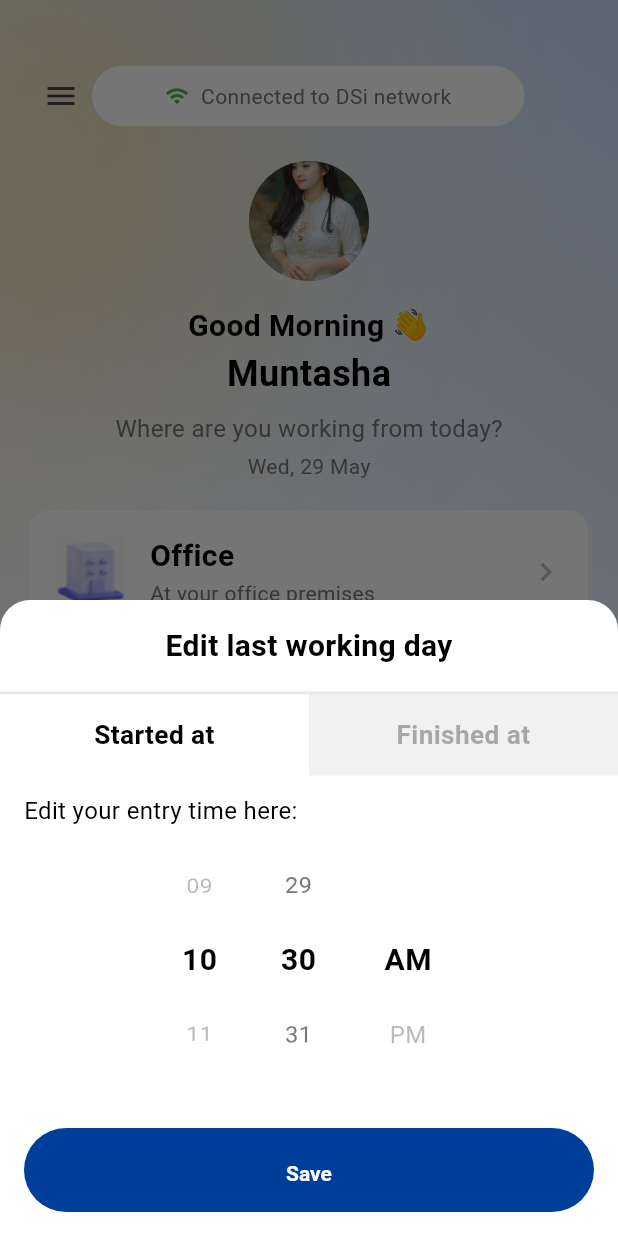
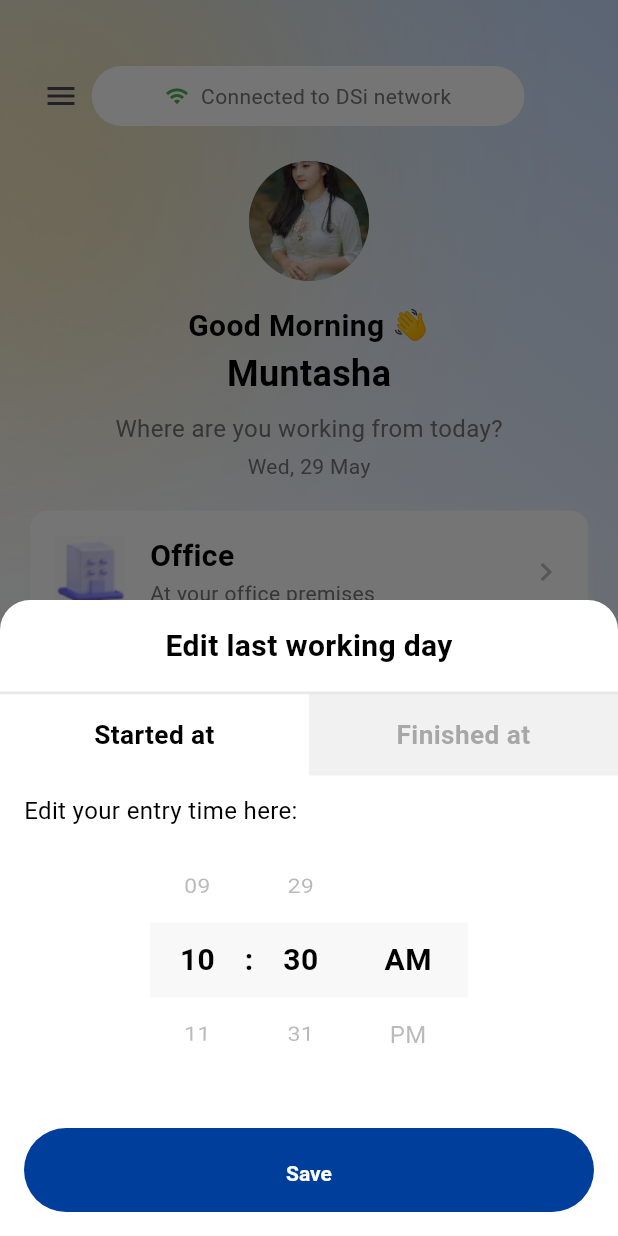
Before and after one commit to kabbo25/new_design, a Flutter app: the screen it shows after launch, after a tap on "Edit", on a phone screen of 412 x 824 dp. Run offline on Flutter 3.47's test engine with Material 3 defaults, Android fonts, the phone set to English and light mode, and no system bars; our stand-ins replace connectivity_plus, flutter_svg, gap, geocoding, geolocator, go_router and 3 more; missing offline and left inert: gif_view, network_info_plus; project files that could hold a hidden picture were left out.

Commit message:
added sound and box around it

```diff
--- a/lib/features/edit_working_hour/view/widgets/time_selector_wheel.dart
+++ b/lib/features/edit_working_hour/view/widgets/time_selector_wheel.dart
@@ -59,7 +59,12 @@ class _TimeSelectorWheelState extends State<TimeSelectorWheel> {
   Future<void> _provideFeedback() async {
     if (widget.enableSound) {
       try {
-        _audioPlayer.seek(Duration(milliseconds: 500));
+        await _audioPlayer.setVolume(0.03);
+        await _audioPlayer.seek(const Duration(milliseconds: 400));
+        await _audioPlayer.setClip(
+          start: const Duration(milliseconds: 700),
+          end: const Duration(milliseconds: 900),
+        );
         _audioPlayer.play();
       } catch (e) {
         debugPrint('Error playing sound: $e');
@@ -95,11 +100,32 @@ class _TimeSelectorWheelState extends State<TimeSelectorWheel> {
 
   @override
   Widget build(BuildContext context) {
-    return Row(
+    return Stack(
+      children: [
+        // Selection box overlay
+        Positioned.fill(
+          child: Center(
+            child: Container(
+              height: widget.itemExtent,
+              decoration: BoxDecoration(
+                color: AppPalette.textSecondary.withOpacity(0.05),
+              ),
+            ),
+          ),
+        ),
+        // Time selector wheels
+        Row(
           mainAxisAlignment: MainAxisAlignment.center,
           children: [
             Expanded(
               child: _buildHourWheel(),
+            ),
+            const Padding(
+              padding: EdgeInsets.symmetric(horizontal: 0),
+              child: Text(
+                ':',
+                style: AppTextStyles.heading2,
+              ),
             ),
             Expanded(
               child: _buildMinuteWheel(),
@@ -107,6 +133,8 @@ class _TimeSelectorWheelState extends State<TimeSelectorWheel> {
             SizedBox(
               width: 80,
               child: _buildPeriodWheel(),
+            ),
+          ],
         ),
       ],
     );
@@ -124,19 +152,12 @@ class _TimeSelectorWheelState extends State<TimeSelectorWheel> {
       );
     }
 
-    // Calculate the relative position from the center
     final itemPosition = index / totalItems;
     final distanceFromCenter = (itemPosition - 0.5).abs() * 2;
-
-    // Calculate the transformation angle based on position
     final angle = (distanceFromCenter * math.pi / 4.5);
-
-    // Create perspective transform matrix
     final transform = Matrix4.identity()
-      ..setEntry(3, 2, 0.001) // perspective
+      ..setEntry(3, 2, 0.001)
       ..rotateX(angle);
-
-    // Calculate opacity based on distance from center
     final opacity = 1.0 - (distanceFromCenter * 0.6);
 
     return Transform(
@@ -155,19 +176,11 @@ class _TimeSelectorWheelState extends State<TimeSelectorWheel> {
   }
 
   Widget _buildHourWheel() {
-    // Generate list with padding items for circular effect
     List<String> hours = [
       ...List.generate(
-          3,
-          (index) => (12 - (2 - index))
-              .toString()
-              .padLeft(2, '0')), // Add 10,11,12 before 1
-      ...List.generate(
-          12, (index) => (index + 1).toString().padLeft(2, '0')), // 1-12
-      ...List.generate(
-          3,
-          (index) =>
-              (index + 1).toString().padLeft(2, '0')), // Add 1,2,3 after 12
+          3, (index) => (12 - (2 - index)).toString().padLeft(2, '0')),
+      ...List.generate(12, (index) => (index + 1).toString().padLeft(2, '0')),
+      ...List.generate(3, (index) => (index + 1).toString().padLeft(2, '0')),
     ];
 
     final initialIndex = widget.initialTime.hourOfPeriod == 12
@@ -181,13 +194,14 @@ class _TimeSelectorWheelState extends State<TimeSelectorWheel> {
       physics: const FixedExtentScrollPhysics(),
       controller: FixedExtentScrollController(initialItem: initialIndex),
       onSelectedItemChanged: (index) {
-        final adjustedIndex = index - 2; // Adjust for padding items
-        final hour = ((adjustedIndex - 1) % 12) + 1; // Convert to 1-12 range
+        final adjustedIndex = index - 2;
+        final hour = ((adjustedIndex - 1) % 12) + 1;
         final isPM = widget.initialTime.period == DayPeriod.pm;
         final actualHour =
             isPM ? (hour == 12 ? 12 : hour + 12) : (hour == 12 ? 0 : hour);
         widget.onSelectedTimeChanged(
             TimeOfDay(hour: actualHour, minute: widget.initialTime.minute));
+        _provideFeedback();
       },
       childDelegate: ListWheelChildLoopingListDelegate(
         children: hours.map((hour) {
@@ -221,8 +235,8 @@ class _TimeSelectorWheelState extends State<TimeSelectorWheel> {
 
     return ListWheelScrollView.useDelegate(
       itemExtent: widget.itemExtent,
-      diameterRatio: 3.0,
-      perspective: 0.003,
+      diameterRatio: 2.0,
+      perspective: 0.005,
       physics: const FixedExtentScrollPhysics(),
       controller: FixedExtentScrollController(initialItem: initialIndex),
       onSelectedItemChanged: (index) {
@@ -240,13 +254,18 @@ class _TimeSelectorWheelState extends State<TimeSelectorWheel> {
           final minute = minutes[index];
           final parsedMinute = int.parse(minute) % 60;
           final isSelected = parsedMinute == widget.initialTime.minute;
-          return _buildWheelItem(
-            parsedMinute.toString().padLeft(2, '0'),
-            isSelected,
-            index,
-            minutes.length,
+          return Container(
+            alignment: Alignment.center,
+            child: Text(
+              minute,
+              style: isSelected
+                  ? AppTextStyles.heading2
+                  : AppTextStyles.subtitle1.copyWith(
+                      color: AppPalette.textSecondary.withOpacity(0.5),
+                    ),
+            ),
           );
-        }),
+        }).toList(),
       ),
     );
   }
@@ -269,6 +288,7 @@ class _TimeSelectorWheelState extends State<TimeSelectorWheel> {
           hour: newHour == 24 ? 0 : newHour,
           minute: widget.initialTime.minute,
         ));
+        _provideFeedback();
       },
       children: periods.map((period) {
         final isSelected =
```
Also changed, not shown: lib/generated/assets.dart, 3 other files. Lines whose indentation alone changed are shown as unchanged.
